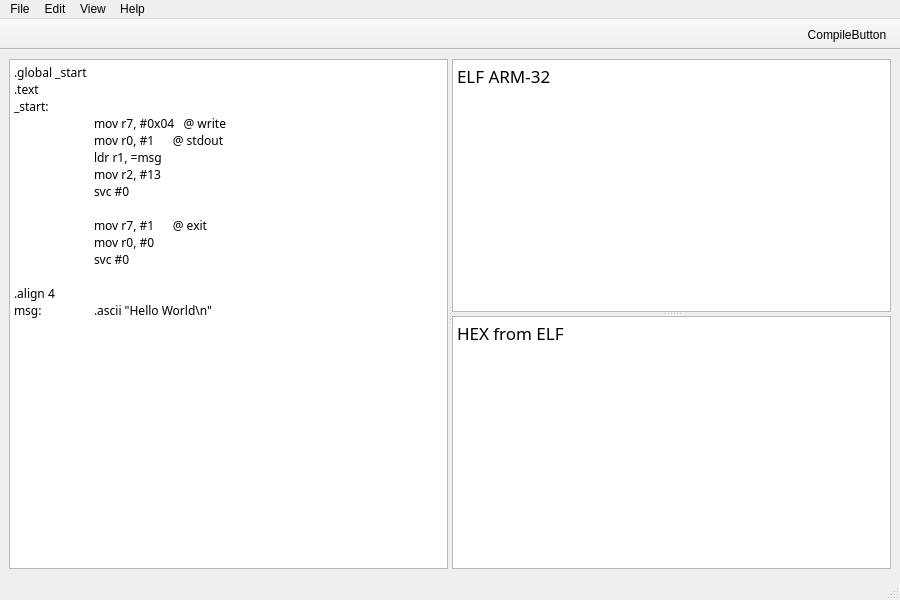
Before: the Qt Designer form ui/mainwindow.ui in atwardzik/hxutil, drawn with Qt 5.
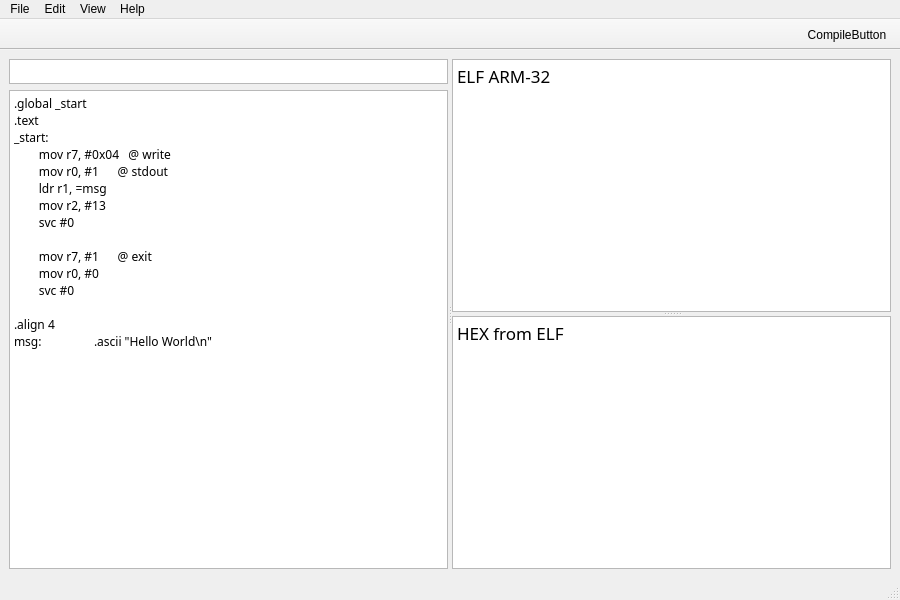
After: the same form once the commit is applied. Icons and pictures are not drawn. Custom widgets are drawn as their Qt base class.

Commit message: feat: add basic switching tabs feature

```diff
--- a/ui/mainwindow.ui
+++ b/ui/mainwindow.ui
@@ -27,12 +27,55 @@
    <layout class="QGridLayout" name="gridLayout">
     <item row="0" column="0">
      <widget class="QSplitter" name="splitter_2">
-      <property name="styleSheet">
-       <string notr="true"/>
-      </property>
       <property name="orientation">
        <enum>Qt::Orientation::Horizontal</enum>
       </property>
+      <widget class="QWidget" name="verticalLayoutWidget">
+       <layout class="QVBoxLayout" name="verticalLayout_2">
+        <item>
+         <widget class="QListWidget" name="listWidget">
+          <property name="sizePolicy">
+           <sizepolicy hsizetype="Expanding" vsizetype="Fixed">
+            <horstretch>0</horstretch>
+            <verstretch>0</verstretch>
+           </sizepolicy>
+          </property>
+          <property name="maximumSize">
+           <size>
+            <width>16777215</width>
+            <height>25</height>
+           </size>
+          </property>
+         </widget>
+        </item>
+        <item>
+         <widget class="QStackedWidget" name="stackedWidget">
+          <property name="currentIndex">
+           <number>0</number>
+          </property>
+          <widget class="QWidget" name="page">
+           <property name="sizePolicy">
+            <sizepolicy hsizetype="Fixed" vsizetype="Fixed">
+             <horstretch>0</horstretch>
+             <verstretch>0</verstretch>
+            </sizepolicy>
+           </property>
+           <layout class="QGridLayout" name="gridLayout_4">
+            <property name="leftMargin">
+             <number>0</number>
+            </property>
+            <property name="topMargin">
+             <number>0</number>
+            </property>
+            <property name="rightMargin">
+             <number>0</number>
+            </property>
+            <property name="bottomMargin">
+             <number>0</number>
+            </property>
+            <item row="0" column="0">
+             <layout class="QGridLayout" name="gridLayout_3">
+              <item row="0" column="1">
       <widget class="CodeEditor" name="plainTextEdit">
        <property name="font">
         <font>
@@ -46,15 +89,15 @@
         <string>.global _start
 .text
 _start:
-	mov r7, #0x04   @ write
-	mov r0, #1      @ stdout
-	ldr r1, =msg
-	mov r2, #13
-	svc #0
+        mov r7, #0x04   @ write
+        mov r0, #1      @ stdout
+        ldr r1, =msg
+        mov r2, #13
+        svc #0
 
-	mov r7, #1      @ exit
-	mov r0, #0
-	svc #0
+        mov r7, #1      @ exit
+        mov r0, #0
+        svc #0
 
 .align 4
 msg:	.ascii &quot;Hello World\n&quot;
@@ -62,6 +105,16 @@
 
 	</string>
        </property>
+               </widget>
+              </item>
+             </layout>
+            </item>
+           </layout>
+          </widget>
+          <widget class="QWidget" name="page_2"/>
+         </widget>
+        </item>
+       </layout>
       </widget>
       <widget class="QSplitter" name="splitter">
        <property name="orientation">
```
Left out of the diff: 2 changed lines with no effect on the pictures. Lines whose indentation alone changed are shown as unchanged. The commit also changes 2 other files.
